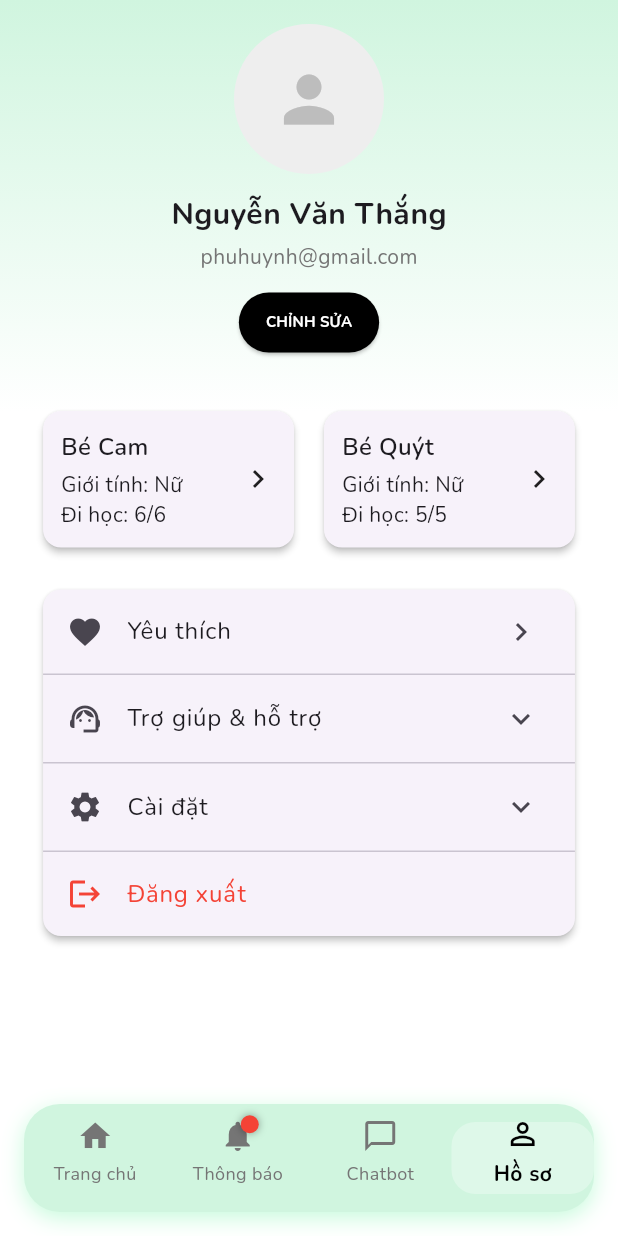
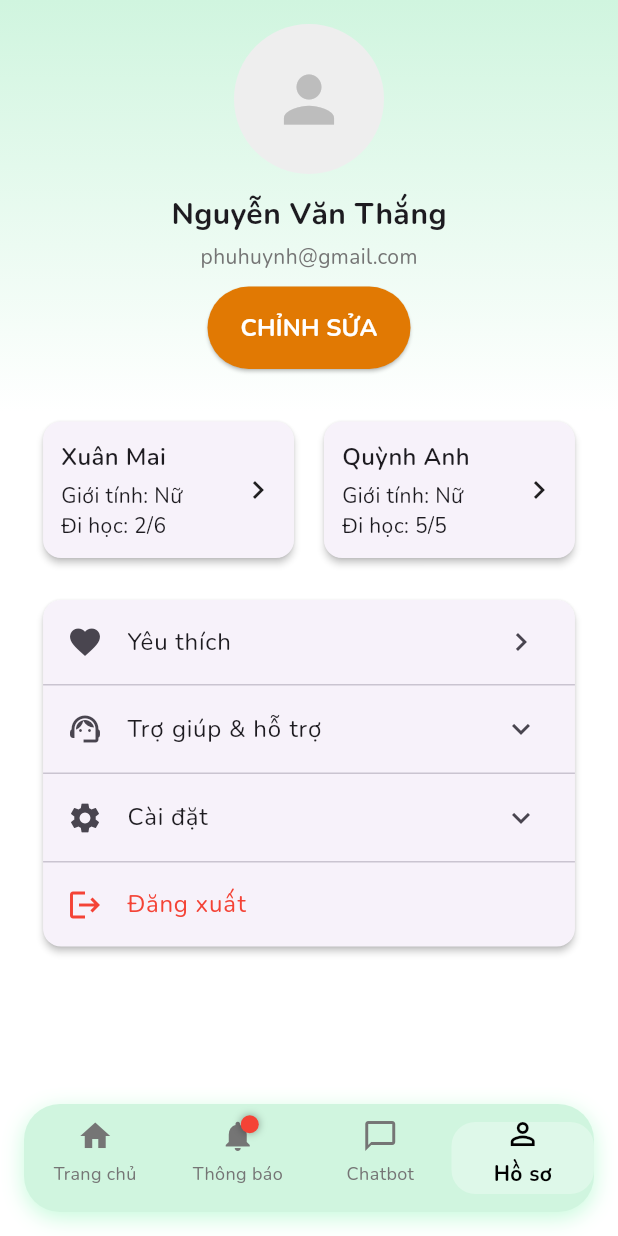
Before and after one commit to Thang4869/MamNon, a Flutter app: the screen it shows after launch, swiped to page 4, on a phone screen of 412 x 824 dp. Run offline on Flutter 3.47's test engine with Material 3 defaults, Android fonts, the light colour scheme and no system bars; our stand-ins replace google_fonts, image_picker.

Commit message:
hsScreen

```diff
--- a/mamnon/lib/features/phu_huynh/profile_phu_huynh/models/child.dart
+++ b/mamnon/lib/features/hoc_sinh/models/child.dart
@@ -1,13 +1,17 @@
 class Child {
   final String name;
   final String gender;
+  final String className;
   final int attendance;
   final int result;
+  final List<String> subjects;
 
   Child({
     required this.name,
     required this.gender,
+    required this.className,
     required this.attendance,
     required this.result,
+    required this.subjects,
   });
 }
--- a/mamnon/lib/features/phu_huynh/profile_phu_huynh/pages/ho_so_phu_huynh_screen.dart
+++ b/mamnon/lib/features/phu_huynh/profile_phu_huynh/pages/ho_so_phu_huynh_screen.dart
@@ -1,7 +1,7 @@
 import 'package:flutter/material.dart';
 import 'package:image_picker/image_picker.dart';
 
-import '../models/child.dart';
+import '../../../hoc_sinh/models/child.dart';
 import '../widgets/profile_header.dart';
 import '../widgets/profile_form.dart';
 import '../widgets/child_card.dart';
@@ -56,12 +56,21 @@ class _HoSoPhuHuynhScreenState extends State<HoSoPhuHuynhScreen>
       _emailCtrl.text = 'phuhuynh@gmail.com';
       _phoneCtrl.text = '+84 1234 5678';
       _children.addAll([
-        Child(name: 'Bé Cam', gender: 'Nữ', attendance: 6, result: 6),
-        Child(name: 'Bé Quýt', gender: 'Nữ', attendance: 5, result: 5),
+        Child(name: 'Xuân Mai', gender: 'Nữ',className: "Lớp lá", attendance: 2, result: 6,subjects: ['Tiếng Việt', 'Âm nhạc', 'Sức khỏe']),
+        Child(name: 'Quỳnh Anh', gender: 'Nữ',className: "Lớp lá", attendance: 5, result: 5,subjects: [ 'Âm nhạc', 'Hình học'],),
       ]);
       _loading = false;
     });
   }
+  Future<void> _pickAvatar() async {
+  final picker = ImagePicker();
+  final pickedFile = await picker.pickImage(source: ImageSource.gallery);
+  if (pickedFile != null) {
+    setState(() {
+      _avatarFile = pickedFile;
+    });
+  }
+}
 
   void _toggleEdit() {
     setState(() => _isEditing = !_isEditing);
@@ -91,6 +100,7 @@ class _HoSoPhuHuynhScreenState extends State<HoSoPhuHuynhScreen>
                       name: 'Nguyễn Văn Thắng',
                       email: _emailCtrl.text,
                       onEdit: _toggleEdit,
+                      onAvatarTap: _pickAvatar,
                     ),
                     const SizedBox(height: 15),
                     // Edit form slide
@@ -109,12 +119,21 @@ class _HoSoPhuHuynhScreenState extends State<HoSoPhuHuynhScreen>
                     Wrap(
                       spacing: 12,
                       runSpacing: 12,
-                      children: _children
-                          .map((c) => SizedBox(
-                                width: (width - padH * 2 - 12) / 2,
-                                child: ChildCard(child: c),
-                              ))
-                          .toList(),
+                      children: _children.map((c) {
+                        return SizedBox(
+                          width: (width - padH * 2 - 12) / 2,
+                          child: ChildCard(
+                            child: c,
+                            onTap: () {
+                              Navigator.pushNamed(
+                                context,
+                                '/child_detail', // hoặc thay bằng MaterialPageRoute
+                                arguments: c,
+                              );
+                            },
+                          ),
+                        );
+                      }).toList(),
                     ),
                     const SizedBox(height: 20),
                     // Settings & Support section with expandable lists
--- a/mamnon/lib/features/phu_huynh/profile_phu_huynh/widgets/child_card.dart
+++ b/mamnon/lib/features/phu_huynh/profile_phu_huynh/widgets/child_card.dart
@@ -1,13 +1,18 @@
 import 'package:flutter/material.dart';
-import '../models/child.dart';
+import '../../../hoc_sinh/models/child.dart';
 
 class ChildCard extends StatelessWidget {
   final Child child;
-  const ChildCard({Key? key, required this.child}) : super(key: key);
+  final VoidCallback? onTap;
+
+  const ChildCard({Key? key, required this.child, this.onTap}) : super(key: key);
 
   @override
   Widget build(BuildContext context) {
-    return Card(
+    return InkWell(
+      onTap: onTap,
+      borderRadius: BorderRadius.circular(12),
+      child: Card(
         shape: RoundedRectangleBorder(borderRadius: BorderRadius.circular(12)),
         elevation: 2,
         child: Padding(
@@ -18,9 +23,11 @@ class ChildCard extends StatelessWidget {
               Column(
                 crossAxisAlignment: CrossAxisAlignment.start,
                 children: [
-                Text(child.name,
-                    style:
-                        const TextStyle(fontSize: 16, fontWeight: FontWeight.w600)),
+                  Text(
+                    child.name,
+                    style: const TextStyle(
+                        fontSize: 16, fontWeight: FontWeight.w600),
+                  ),
                   const SizedBox(height: 4),
                   Text('Giới tính: ${child.gender}'),
                   Text('Đi học: ${child.attendance}/${child.result}'),
@@ -30,6 +37,7 @@ class ChildCard extends StatelessWidget {
             ],
           ),
         ),
+      ),
     );
   }
 }
--- a/mamnon/lib/features/phu_huynh/profile_phu_huynh/widgets/profile_header.dart
+++ b/mamnon/lib/features/phu_huynh/profile_phu_huynh/widgets/profile_header.dart
@@ -7,6 +7,7 @@ class ProfileHeader extends StatelessWidget {
   final String name;
   final String email;
   final VoidCallback onEdit;
+  final VoidCallback? onAvatarTap;
 
   const ProfileHeader({
     Key? key,
@@ -14,6 +15,7 @@ class ProfileHeader extends StatelessWidget {
     required this.name,
     required this.email,
     required this.onEdit,
+    this.onAvatarTap,
   }) : super(key: key);
 
   @override
@@ -22,7 +24,7 @@ class ProfileHeader extends StatelessWidget {
       mainAxisSize: MainAxisSize.min,
       children: [
         GestureDetector(
-          onTap: null,
+          onTap: onAvatarTap,
           child: CircleAvatar(
             radius: 50,
             backgroundColor: Colors.grey.shade200,
@@ -53,15 +55,15 @@ class ProfileHeader extends StatelessWidget {
         ElevatedButton(
           onPressed: onEdit,
           style: ElevatedButton.styleFrom(
-            backgroundColor: Colors.black,
+            backgroundColor: const Color.fromARGB(255, 225, 121, 3),
             shape: RoundedRectangleBorder(
               borderRadius: BorderRadius.circular(50),
             ),
-            padding: const EdgeInsets.symmetric(horizontal: 18, vertical: 12),
+            padding: const EdgeInsets.symmetric(horizontal: 22, vertical: 16),
           ),
           child: const Text(
             'CHỈNH SỬA',
-            style: TextStyle(color: Colors.white, fontSize: 10, fontWeight: FontWeight.bold),
+            style: TextStyle(color: Colors.white, fontSize: 16, fontWeight: FontWeight.bold),
           ),
         ),
       ],
--- a/mamnon/lib/features/phu_huynh/trang_chu/widgets/danh_sach_mon_hoc_widget.dart
+++ b/mamnon/lib/features/phu_huynh/trang_chu/widgets/danh_sach_mon_hoc_widget.dart
@@ -9,7 +9,7 @@ class DanhSachMonHocWidget extends StatelessWidget {
       {'name': 'Tiếng việt', 'image': 'icons/TiengViet.png','type': 'asset'},
       {'name': 'Âm nhạc', 'image': 'icons/AmNhac.png','type': 'asset'},
       {'name': 'Sức khỏe', 'image': 'icons/SucKhoe.png','type': 'asset'},
-      {'name': 'HinhHoc', 'image': 'icons/HinhHoc.png','type': 'asset'},
+      {'name': 'Hình Học', 'image': 'icons/HinhHoc.png','type': 'asset'},
     ];
 
     return SizedBox(
--- a/mamnon/lib/routes/quan_ly_duong_dan.dart
+++ b/mamnon/lib/routes/quan_ly_duong_dan.dart
@@ -1,7 +1,9 @@
 import 'package:flutter/material.dart';
+import 'package:mamnon/features/hoc_sinh/page/ho_so_hoc_sinh_screen.dart';
 import '../features/phu_huynh/trang_chu/pages/main_screen.dart';
 class QuanLyDuongDan {
   static final Map<String, Widget Function(BuildContext)> routes = {
     '/': (context) => const MainScreen(),
+    '/child_detail': (context) => const HoSoHocSinhScreen(),
   };
 }
```
Also changed, not shown: mamnon/lib/features/hoc_sinh/page/ho_so_hoc_sinh_screen.dart (added, +156 -0 lines), mamnon/lib/features/hoc_sinh/page/so_buoi_vang_screen.dart (added, +60 -0 lines), mamnon/lib/features/hoc_sinh/widget/function_card.dart (added, +40 -0 lines), mamnon/lib/features/hoc_sinh/widget/info_tile.dart (added, +23 -0 lines), mamnon/assets/images/avatar.jpg (added), mamnon/assets/images/avatar.png (added). Lines whose indentation alone changed are shown as unchanged.
